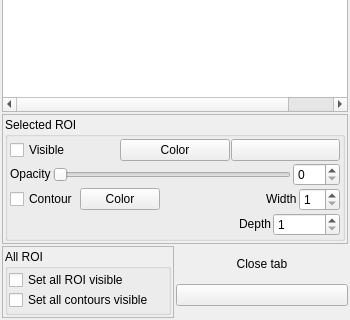
The window that vv/qt_ui/vvToolROIManager.ui (open-vv/vv) describes before a commit, drawn with Qt 5; both pictures show x 0 to 350 and y 388 to 708 of the 350 by 708 pixel window.
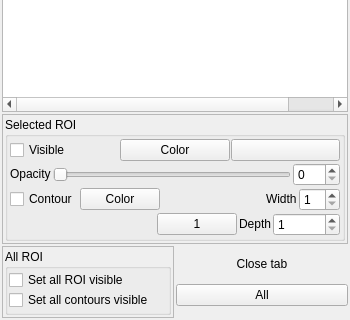
The same window after the commit. Icons and pictures are not drawn.

Commit message: Add remove one selected ROI button Correct Select All Contour button (ROI) behavior

Diff of the .ui file:
```diff
--- a/vv/qt_ui/vvToolROIManager.ui
+++ b/vv/qt_ui/vvToolROIManager.ui
@@ -528,7 +528,7 @@
               </sizepolicy>
              </property>
              <property name="text">
-              <string>        </string>
+              <string/>
              </property>
             </widget>
            </item>
@@ -545,6 +545,17 @@
              </property>
             </spacer>
            </item>
+           <item>
+            <widget class="QPushButton" name="mRemoveButton">
+             <property name="text">
+              <string>1</string>
+             </property>
+             <property name="icon">
+              <iconset resource="../vvIcons.qrc">
+               <normaloff>:/common/icons/standardbutton-cancel-16.png</normaloff>:/common/icons/standardbutton-cancel-16.png</iconset>
+             </property>
+            </widget>
+           </item>
            <item>
             <widget class="QLabel" name="mROInameLabel_3">
              <property name="sizePolicy">
@@ -690,7 +701,7 @@
           <bool>false</bool>
          </property>
          <property name="text">
-          <string/>
+          <string>All</string>
          </property>
          <property name="icon">
           <iconset resource="../vvIcons.qrc">
```
Left out of the diff: 2 changed lines with no effect on the pictures. The commit also changes 5 other files.
